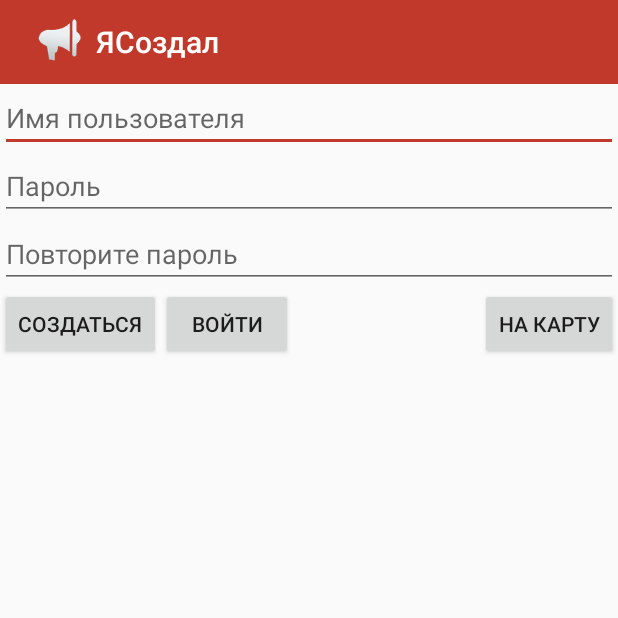
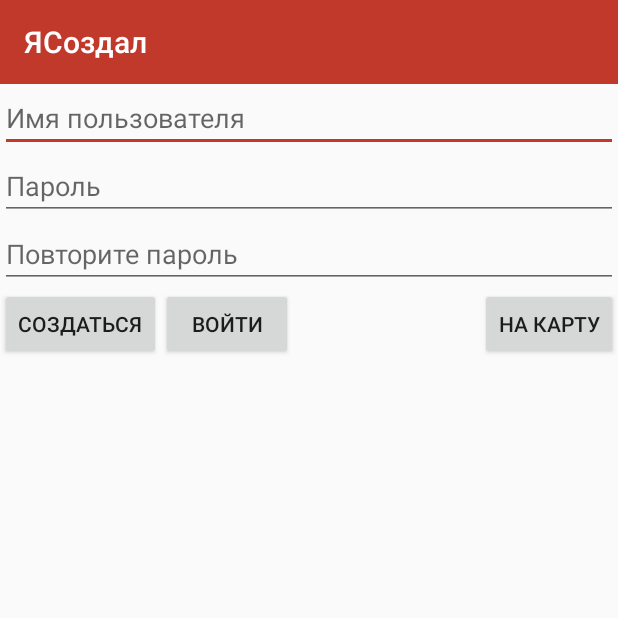
Before and after one commit to yasozdal/ICreated, an Android app: the screen it shows after launch (LoginActivity), on a phone screen of 412 x 824 dp, the top half of it. Run offline under Robolectric (Android 15) with nearby library versions, the phone set to English and light mode, and no system bars; libraries missing offline, so code that uses them is left out: com.octo.android; 1 statement that could not run was skipped.

Commit message:
Added dialog for event creation at tablets. Deleted app icon from toolbar.

```diff
--- a/app/src/main/AndroidManifest.xml
+++ b/app/src/main/AndroidManifest.xml
@@ -23,6 +23,7 @@
         </activity>
         <activity android:name=".Activity.eventCreate.EventCreateActivity"
                   android:label="@string/app_name"
+                  android:theme="@style/event_create"
                   android:parentActivityName=".Activity.eventsShow.EventsShowActivity">
         </activity>
         <activity android:name=".Activity.selectLocation.SelectLocationActivity"
--- a/app/src/main/java/com/Android/ICreated/Activity/LoginActivity.java
+++ b/app/src/main/java/com/Android/ICreated/Activity/LoginActivity.java
@@ -67,7 +67,6 @@ public class LoginActivity extends ActionBarActivity
         if (toolbar != null)
         {
             setSupportActionBar(toolbar);
-            toolbar.setLogo(R.drawable.bar_icon);
         }
 
         return toolbar;
--- a/app/src/main/java/com/Android/ICreated/Activity/eventsShow/EventsShowActivity.java
+++ b/app/src/main/java/com/Android/ICreated/Activity/eventsShow/EventsShowActivity.java
@@ -81,7 +81,6 @@ public class EventsShowActivity extends ActionBarActivity
         {
             toolbar.setTitle(R.string.events);
             setSupportActionBar(toolbar);
-            toolbar.setLogo(R.drawable.bar_icon);
         }
 
         return toolbar;
--- a/app/src/main/java/com/Android/ICreated/Activity/selectLocation/SelectLocationActivity.java
+++ b/app/src/main/java/com/Android/ICreated/Activity/selectLocation/SelectLocationActivity.java
@@ -59,7 +59,6 @@ public class SelectLocationActivity extends ActionBarActivity implements GoogleM
         {
             toolbar.setTitle(R.string.choose_event_location);
             setSupportActionBar(toolbar);
-            toolbar.setLogo(R.drawable.bar_icon);
         }
 
         return toolbar;
--- /dev/null
+++ b/app/src/main/res/values-sw600dp/booleans.xml
@@ -0,0 +1,4 @@
+<?xml version="1.0" encoding="utf-8"?>
+<resources>
+    <bool name="isTablet">true</bool>
+</resources>
--- /dev/null
+++ b/app/src/main/res/values-sw600dp/styles.xml
@@ -0,0 +1,9 @@
+<?xml version="1.0" encoding="utf-8"?>
+<resources>
+    <style name="event_create"
+           parent="@style/Theme.AppCompat.Light.Dialog">
+        <item name="colorAccent">@color/main</item>
+        <item name="colorPrimaryDark">@color/dark_main</item>
+        <item name="windowActionBar">false</item>
+    </style>
+</resources>
--- /dev/null
+++ b/app/src/main/res/values/booleans.xml
@@ -0,0 +1,4 @@
+<?xml version="1.0" encoding="utf-8"?>
+<resources>
+    <bool name="isTablet">false</bool>
+</resources>
--- a/app/src/main/res/values/styles.xml
+++ b/app/src/main/res/values/styles.xml
@@ -21,4 +21,7 @@
         <item name="colorPrimaryDark">@color/dark_main</item>
     </style>
 
+    <style name="event_create"
+           parent="app_main_style">
+    </style>
 </resources>
```
Also changed, not shown: app/src/main/java/com/Android/ICreated/Activity/eventCreate/EventCreateActivity.java (+11 -53 lines), app/src/main/res/layout/create_event.xml (+0 -14 lines).
